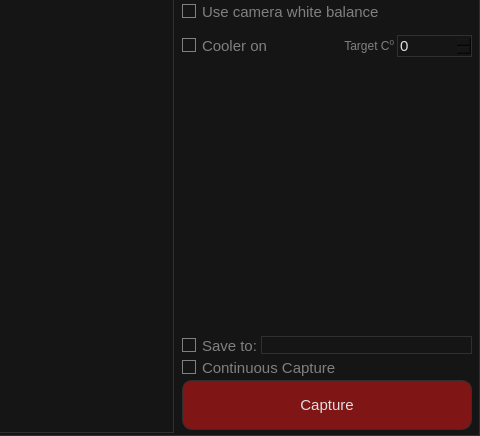
Before: the Qt Designer form mainframe.ui in aleksey-ka/OpenAP-AstroPhotography, drawn with Qt 5; both pictures show x 834 to 1314 and y 383 to 819 of the 1314 by 819 pixel window.
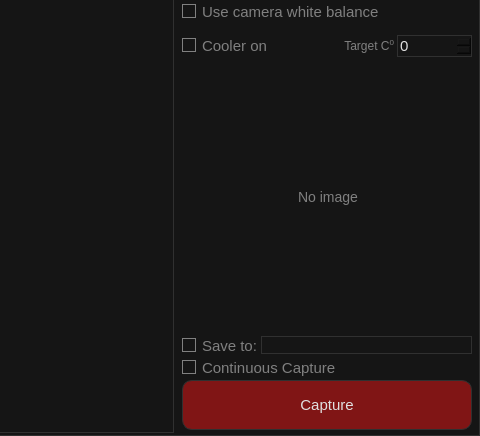
After: the same form once the commit is applied.

Commit message: Camera info and captured image info in UI

```diff
--- a/mainframe.ui
+++ b/mainframe.ui
@@ -645,6 +645,19 @@
           <property name="bottomMargin">
            <number>0</number>
           </property>
+          <item>
+           <widget class="QLabel" name="infoLabel">
+            <property name="styleSheet">
+             <string notr="true">font-size:14px;</string>
+            </property>
+            <property name="text">
+             <string>No image</string>
+            </property>
+            <property name="alignment">
+             <set>Qt::AlignCenter</set>
+            </property>
+           </widget>
+          </item>
          </layout>
         </widget>
        </item>
```
The commit also changes 2 other files.
